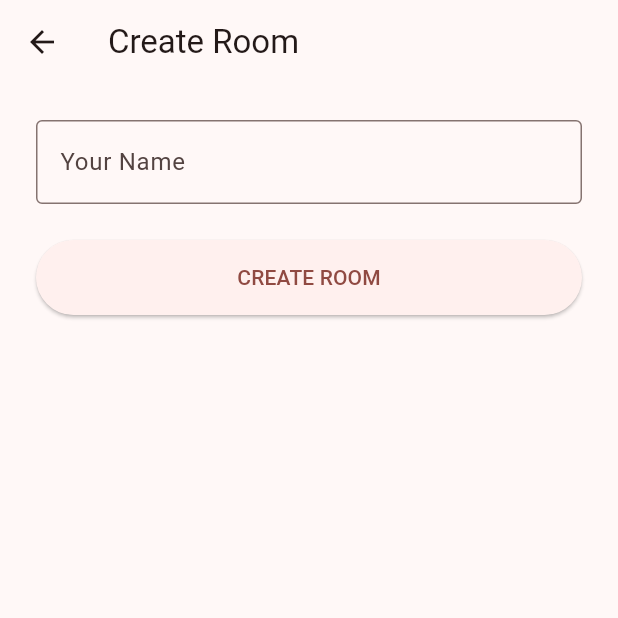
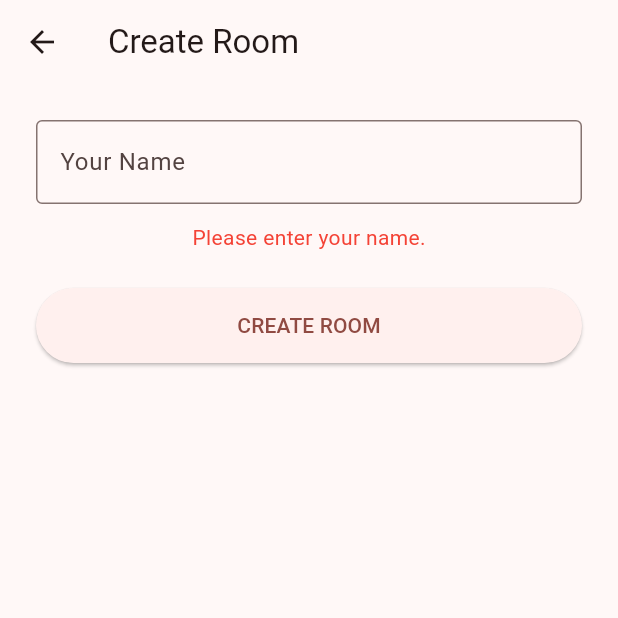
Before and after one commit to ASHLINANTONY98/UnoNoMercy, a Flutter app: the CreateRoomScreen screen opened directly, after a tap on "CREATE ROOM", on a phone screen of 412 x 824 dp, the top half of it. Run offline on Flutter 3.47's test engine with Material 3 defaults, Android fonts, the phone set to English and light mode, and no system bars.

Commit message:
Connect Flutter create room to game API

```diff
--- a/UnoNoMercy.Api/Properties/launchSettings.json
+++ b/UnoNoMercy.Api/Properties/launchSettings.json
@@ -16,7 +16,8 @@
       "dotnetRunMessages": true,
       "launchBrowser": true,
       "launchUrl": "swagger",
-      "applicationUrl": "https://localhost:7285;http://localhost:5270",
+      //"applicationUrl": "https://localhost:7285;http://localhost:5270",
+      "applicationUrl": "https://0.0.0.0:7285;http://0.0.0.0:5285",
       "environmentVariables": {
         "ASPNETCORE_ENVIRONMENT": "Development"
       }
--- a/uno_no_mercy_flutter/lib/screens/room/create_room_screen.dart
+++ b/uno_no_mercy_flutter/lib/screens/room/create_room_screen.dart
@@ -1,4 +1,6 @@
 import 'package:flutter/material.dart';
+
+import '../../services/game_api_service.dart';
 
 class CreateRoomScreen extends StatefulWidget {
   const CreateRoomScreen({super.key});
@@ -10,10 +12,53 @@ class CreateRoomScreen extends StatefulWidget {
 class _CreateRoomScreenState extends State<CreateRoomScreen> {
   final TextEditingController _playerNameController = TextEditingController();
 
+  final GameApiService _gameApiService = GameApiService();
+
+  bool _isLoading = false;
+  String? _errorMessage;
+
   @override
   void dispose() {
     _playerNameController.dispose();
     super.dispose();
+  }
+
+  Future<void> _createRoom() async {
+    final playerName = _playerNameController.text.trim();
+
+    if (playerName.isEmpty) {
+      setState(() {
+        _errorMessage = 'Please enter your name.';
+      });
+      return;
+    }
+
+    setState(() {
+      _isLoading = true;
+      _errorMessage = null;
+    });
+
+    try {
+      final result = await _gameApiService.createGame(playerName);
+
+      if (!mounted) return;
+
+      ScaffoldMessenger.of(context).showSnackBar(
+        SnackBar(content: Text('Room created: ${result.roomCode}')),
+      );
+    } catch (e) {
+      if (!mounted) return;
+
+      setState(() {
+        _errorMessage = e.toString();
+      });
+    } finally {
+      if (mounted) {
+        setState(() {
+          _isLoading = false;
+        });
+      }
+    }
   }
 
   @override
@@ -31,13 +76,22 @@ class _CreateRoomScreenState extends State<CreateRoomScreen> {
                 border: OutlineInputBorder(),
               ),
             ),
+
+            if (_errorMessage != null) ...[
+              const SizedBox(height: 12),
+              Text(_errorMessage!, style: const TextStyle(color: Colors.red)),
+            ],
+
             const SizedBox(height: 24),
+
             SizedBox(
               width: double.infinity,
               height: 50,
               child: ElevatedButton(
-                onPressed: () {},
-                child: const Text('CREATE ROOM'),
+                onPressed: _isLoading ? null : _createRoom,
+                child: _isLoading
+                    ? const CircularProgressIndicator()
+                    : const Text('CREATE ROOM'),
               ),
             ),
           ],
--- /dev/null
+++ b/uno_no_mercy_flutter/lib/services/game_api_service.dart
@@ -0,0 +1,40 @@
+import 'dart:convert';
+
+import 'package:http/http.dart' as http;
+
+class GameApiService {
+  static const String baseUrl = 'http://192.168.1.73:5285';
+
+  Future<CreateGameResponse> createGame(String playerName) async {
+    final response = await http.post(
+      Uri.parse('$baseUrl/api/Game/create'),
+      headers: {
+        'Content-Type': 'application/json',
+        'Accept': 'application/json',
+      },
+      body: jsonEncode({'playerName': playerName}),
+    );
+
+    if (response.statusCode != 200) {
+      throw Exception('Failed to create game: ${response.body}');
+    }
+
+    final data = jsonDecode(response.body) as Map<String, dynamic>;
+
+    return CreateGameResponse.fromJson(data);
+  }
+}
+
+class CreateGameResponse {
+  final String gameId;
+  final String roomCode;
+
+  CreateGameResponse({required this.gameId, required this.roomCode});
+
+  factory CreateGameResponse.fromJson(Map<String, dynamic> json) {
+    return CreateGameResponse(
+      gameId: json['gameId'] as String,
+      roomCode: json['roomCode'] as String,
+    );
+  }
+}
--- a/uno_no_mercy_flutter/pubspec.yaml
+++ b/uno_no_mercy_flutter/pubspec.yaml
@@ -34,6 +34,7 @@ dependencies:
   # The following adds the Cupertino Icons font to your application.
   # Use with the CupertinoIcons class for iOS style icons.
   cupertino_icons: ^1.0.8
+  http: ^1.6.0
 
 dev_dependencies:
   flutter_test:
```
Also changed, not shown: uno_no_mercy_flutter/pubspec.lock.
